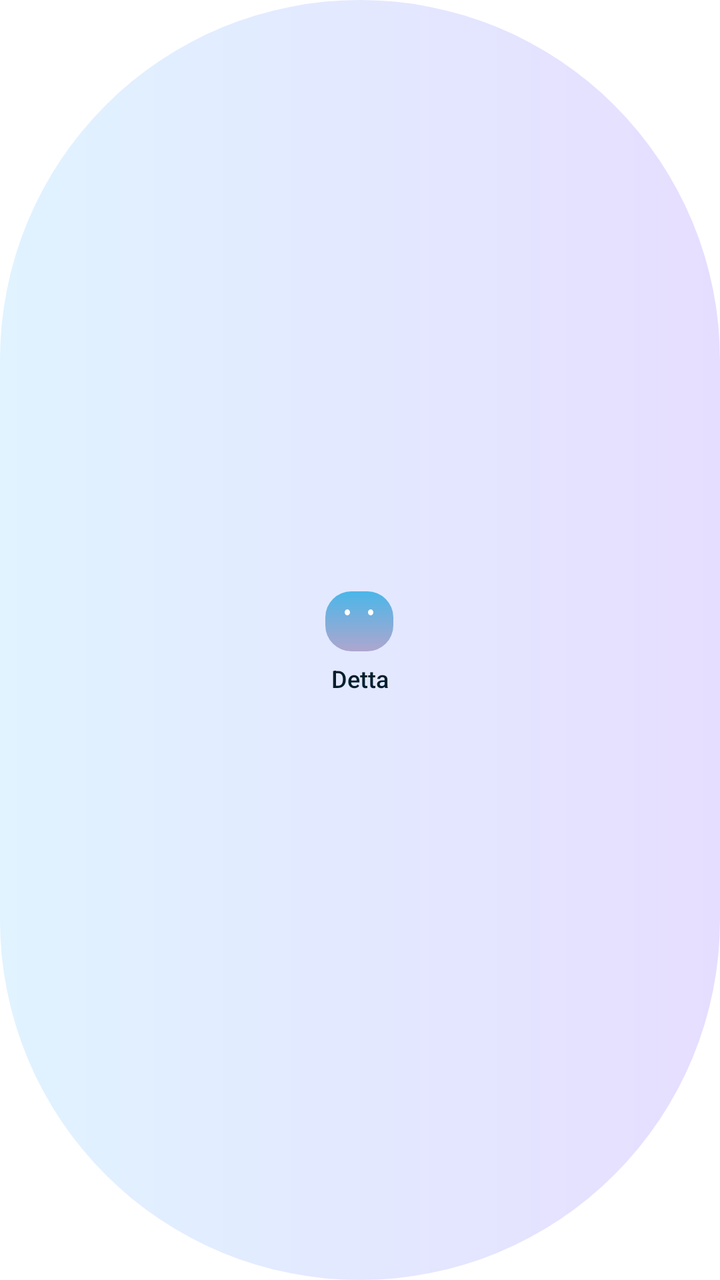
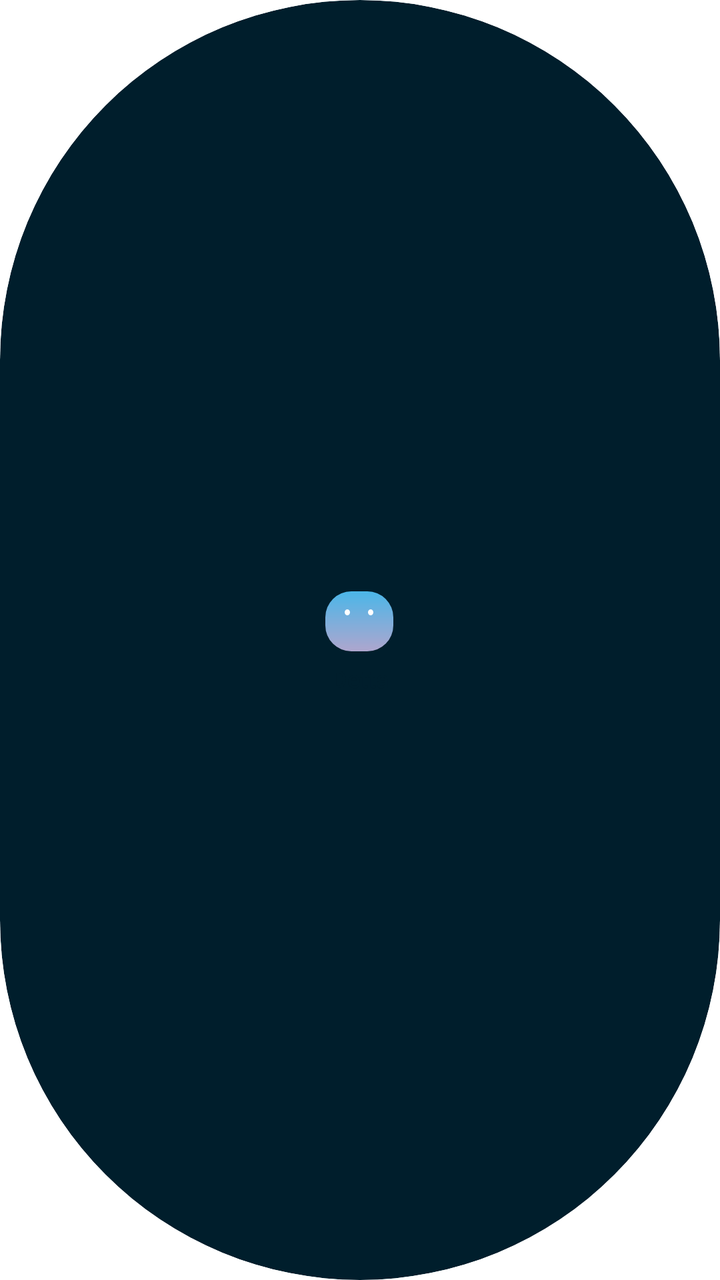

Before-and-after screenshots of an Android layout around one commit, followed by the original layout XML and the change that was made.
<!-- AndroidManifest.xml: fallback theme Theme.MaterialComponents.DayNight.NoActionBar -->
<!-- res/layout/widget_small.xml -->
<?xml version="1.0" encoding="utf-8"?>
<LinearLayout xmlns:android="http://schemas.android.com/apk/res/android"
    android:id="@+id/widget_root"
    android:layout_width="match_parent"
    android:layout_height="match_parent"
    android:background="@drawable/widget_bg_phone"
    android:gravity="center"
    android:orientation="vertical"
    android:contentDescription="@string/widget_description">

    <FrameLayout
        android:id="@+id/widget_circle"
        android:layout_width="40dp"
        android:layout_height="36dp">
        
        <ViewFlipper
            android:id="@+id/widget_breath"
            android:layout_width="wrap_content"
            android:layout_height="wrap_content"
            android:layout_gravity="center"
            android:autoStart="true"
            android:flipInterval="1400"
            android:inAnimation="@android:anim/fade_in"
            android:outAnimation="@android:anim/fade_out"
            android:importantForAccessibility="no">
            <ImageView android:layout_width="34dp" android:layout_height="30dp" android:layout_gravity="center" android:src="@drawable/widget_blob" />
            <ImageView android:layout_width="37dp" android:layout_height="33dp" android:layout_gravity="center" android:src="@drawable/widget_blob" />
            <ImageView android:layout_width="34dp" android:layout_height="30dp" android:layout_gravity="center" android:src="@drawable/widget_blob" />
            <ImageView android:layout_width="32dp" android:layout_height="28dp" android:layout_gravity="center" android:src="@drawable/widget_blob" />
        </ViewFlipper>
        <ImageView
            android:id="@+id/widget_away"
            android:layout_width="34dp"
            android:layout_height="30dp"
            android:layout_gravity="center"
            android:importantForAccessibility="no"
            android:alpha="0.4"
            android:src="@drawable/widget_away"
            android:visibility="gone" />
    </FrameLayout>

    <TextView
        android:id="@+id/widget_title"
        android:layout_width="wrap_content"
        android:layout_height="16dp"
        android:layout_marginTop="2dp"
        android:fontFamily="sans-serif-medium"
        android:maxLines="1"
        android:text="Detta"
        android:textColor="@color/widget_phone_text"
        android:textSize="12sp" />
</LinearLayout>
<!-- resources referenced by this layout -->
<resources>
  <color name="widget_phone_text">@android:color/system_accent1_900</color>
  <!-- drawable widget_away (drawable) -->
  <?xml version="1.0" encoding="utf-8"?>
  <layer-list xmlns:android="http://schemas.android.com/apk/res/android">
      <item>
          <shape android:shape="rectangle">
              <corners android:radius="13dp" />
              <gradient android:angle="270" android:startColor="@android:color/system_accent1_300" android:endColor="@android:color/system_accent3_300" />
              <size android:width="34dp" android:height="30dp" />
          </shape>
      </item>
      <item android:gravity="top|left" android:left="9.2dp" android:top="10.4dp" android:width="4dp" android:height="1.4dp">
          <shape android:shape="rectangle"><corners android:radius="0.7dp" /><solid android:color="#FFFFFFFF" /></shape>
      </item>
      <item android:gravity="top|left" android:left="20.8dp" android:top="10.4dp" android:width="4dp" android:height="1.4dp">
          <shape android:shape="rectangle"><corners android:radius="0.7dp" /><solid android:color="#FFFFFFFF" /></shape>
      </item>
  </layer-list>
  <!-- drawable widget_bg_phone (drawable) -->
  <?xml version="1.0" encoding="utf-8"?>
  <shape xmlns:android="http://schemas.android.com/apk/res/android" android:shape="rectangle">
      <corners android:radius="999dp" />
      <gradient android:angle="0" android:startColor="@color/widget_phone_start" android:endColor="@color/widget_phone_end" />
  </shape>
  <!-- drawable widget_blob (drawable) -->
  <?xml version="1.0" encoding="utf-8"?>
  <layer-list xmlns:android="http://schemas.android.com/apk/res/android">
      <item>
          <shape android:shape="rectangle">
              <corners android:radius="13dp" />
              <gradient android:angle="270" android:startColor="@android:color/system_accent1_300" android:endColor="@android:color/system_accent3_300" />
              <size android:width="34dp" android:height="30dp" />
          </shape>
      </item>
      <item android:gravity="top|left" android:left="9.9dp" android:top="9.2dp" android:width="2.6dp" android:height="3.1dp">
          <shape android:shape="oval"><solid android:color="#FFFFFFFF" /></shape>
      </item>
      <item android:gravity="top|left" android:left="21.5dp" android:top="9.2dp" android:width="2.6dp" android:height="3.1dp">
          <shape android:shape="oval"><solid android:color="#FFFFFFFF" /></shape>
      </item>
  </layer-list>
  <string name="widget_description">Detta in ogni app: tocca e parla, poi incolla</string>
  <color name="widget_phone_start">@android:color/system_accent1_50</color>
  <color name="widget_phone_end">@android:color/system_accent3_100</color>
</resources>

<!-- the commit's change to res/layout/widget_small.xml (unified diff, before → after) -->
@@ -1,52 +1,66 @@
 <?xml version="1.0" encoding="utf-8"?>
-<LinearLayout xmlns:android="http://schemas.android.com/apk/res/android"
-    android:id="@+id/widget_root"
+<FrameLayout xmlns:android="http://schemas.android.com/apk/res/android"
+    android:id="@+id/widget_frame"
     android:layout_width="match_parent"
     android:layout_height="match_parent"
     android:background="@drawable/widget_bg_phone"
-    android:gravity="center"
-    android:orientation="vertical"
-    android:contentDescription="@string/widget_description">
+    android:clipToOutline="true">
 
-    <FrameLayout
-        android:id="@+id/widget_circle"
-        android:layout_width="40dp"
-        android:layout_height="36dp">
-        
-        <ViewFlipper
-            android:id="@+id/widget_breath"
+    <ImageView
+        android:id="@+id/widget_bg"
+        android:layout_width="match_parent"
+        android:layout_height="match_parent"
+        android:importantForAccessibility="no"
+        android:scaleType="fitXY" />
+
+    <LinearLayout
+        android:id="@+id/widget_root"
+        android:layout_width="match_parent"
+        android:layout_height="match_parent"
+        android:gravity="center"
+        android:orientation="vertical"
+        android:contentDescription="@string/widget_description">
+
+        <FrameLayout
+            android:id="@+id/widget_circle"
+            android:layout_width="40dp"
+            android:layout_height="36dp">
+            
+            <ViewFlipper
+                android:id="@+id/widget_breath"
+                android:layout_width="wrap_content"
+                android:layout_height="wrap_content"
+                android:layout_gravity="center"
+                android:autoStart="true"
+                android:flipInterval="1400"
+                android:inAnimation="@android:anim/fade_in"
+                android:outAnimation="@android:anim/fade_out"
+                android:importantForAccessibility="no">
+                <ImageView android:id="@+id/widget_blob_1" android:layout_width="34dp" android:layout_height="30dp" android:layout_gravity="center" android:src="@drawable/widget_blob" />
+                <ImageView android:id="@+id/widget_blob_2" android:layout_width="37dp" android:layout_height="33dp" android:layout_gravity="center" android:src="@drawable/widget_blob" />
+                <ImageView android:id="@+id/widget_blob_3" android:layout_width="34dp" android:layout_height="30dp" android:layout_gravity="center" android:src="@drawable/widget_blob" />
+                <ImageView android:id="@+id/widget_blob_4" android:layout_width="32dp" android:layout_height="28dp" android:layout_gravity="center" android:src="@drawable/widget_blob" />
+            </ViewFlipper>
+            <ImageView
+                android:id="@+id/widget_away"
+                android:layout_width="34dp"
+                android:layout_height="30dp"
+                android:layout_gravity="center"
+                android:importantForAccessibility="no"
+                android:alpha="0.4"
+                android:src="@drawable/widget_away"
+                android:visibility="gone" />
+        </FrameLayout>
+
+        <TextView
+            android:id="@+id/widget_title"
             android:layout_width="wrap_content"
-            android:layout_height="wrap_content"
-            android:layout_gravity="center"
-            android:autoStart="true"
-            android:flipInterval="1400"
-            android:inAnimation="@android:anim/fade_in"
-            android:outAnimation="@android:anim/fade_out"
-            android:importantForAccessibility="no">
-            <ImageView android:layout_width="34dp" android:layout_height="30dp" android:layout_gravity="center" android:src="@drawable/widget_blob" />
-            <ImageView android:layout_width="37dp" android:layout_height="33dp" android:layout_gravity="center" android:src="@drawable/widget_blob" />
-            <ImageView android:layout_width="34dp" android:layout_height="30dp" android:layout_gravity="center" android:src="@drawable/widget_blob" />
-            <ImageView android:layout_width="32dp" android:layout_height="28dp" android:layout_gravity="center" android:src="@drawable/widget_blob" />
-        </ViewFlipper>
-        <ImageView
-            android:id="@+id/widget_away"
-            android:layout_width="34dp"
-            android:layout_height="30dp"
-            android:layout_gravity="center"
-            android:importantForAccessibility="no"
-            android:alpha="0.4"
-            android:src="@drawable/widget_away"
-            android:visibility="gone" />
-    </FrameLayout>
-
-    <TextView
-        android:id="@+id/widget_title"
-        android:layout_width="wrap_content"
-        android:layout_height="16dp"
-        android:layout_marginTop="2dp"
-        android:fontFamily="sans-serif-medium"
-        android:maxLines="1"
-        android:text="Detta"
-        android:textColor="@color/widget_phone_text"
-        android:textSize="12sp" />
-</LinearLayout>
+            android:layout_height="16dp"
+            android:layout_marginTop="2dp"
+            android:fontFamily="sans-serif-medium"
+            android:maxLines="1"
+            android:text="Detta"
+            android:textColor="@color/widget_phone_text"
+            android:textSize="12sp" />
+    </LinearLayout>
+</FrameLayout>
<!-- resource entries referenced after the edit -->
@@ -22,7 +22,7 @@
   <?xml version="1.0" encoding="utf-8"?>
   <shape xmlns:android="http://schemas.android.com/apk/res/android" android:shape="rectangle">
       <corners android:radius="999dp" />
-      <gradient android:angle="0" android:startColor="@color/widget_phone_start" android:endColor="@color/widget_phone_end" />
+      <solid android:color="@color/widget_phone_text" />
   </shape>
   <!-- drawable widget_blob (drawable) -->
   <?xml version="1.0" encoding="utf-8"?>
@@ -42,7 +42,5 @@
       </item>
   </layer-list>
   <string name="widget_description">Detta in ogni app: tocca e parla, poi incolla</string>
-  <color name="widget_phone_start">@android:color/system_accent1_50</color>
-  <color name="widget_phone_end">@android:color/system_accent3_100</color>
 </resources>
 
